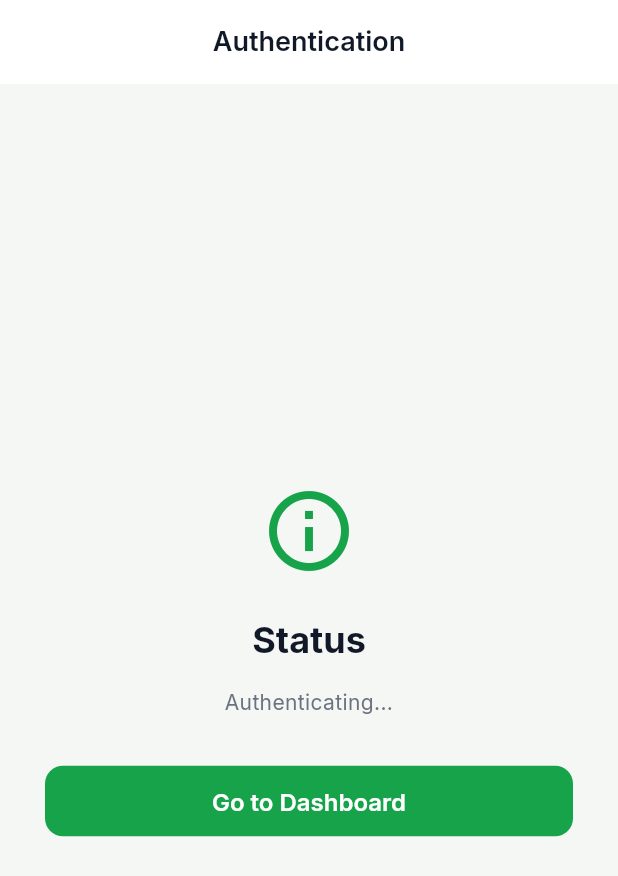
After one commit to sXenoXs/RE-HerbaScan, a Flutter app: the AuthCallbackScreen screen opened by its route, on a phone screen of 412 x 824 dp. The commit adds this screen. Shown: the top 876 px of the screen. Run offline on Flutter 3.47's test engine with Material 3 defaults, Android fonts, the phone set to English and light mode, and no system bars; our stand-ins replace app_links, cached_network_image, camera, connectivity_plus, device_preview, dio and 21 more; missing offline and left inert: add_2_calendar, dart:html, gal, tflite_flutter; accounts and stored records are empty.

Commit message:
Add graceful error handling and routing for deep link auth callbacks

```diff
--- a/lib/core/routing/app_router.dart
+++ b/lib/core/routing/app_router.dart
@@ -10,6 +10,7 @@ import 'package:herbascan/features/home/home_screen.dart';
 import 'package:herbascan/features/onboarding/onboarding_screen.dart';
 import 'package:herbascan/features/admin/admin_web_screen.dart';
 import 'package:herbascan/features/settings/settings_screen.dart';
+import 'package:herbascan/features/auth/auth_callback_screen.dart';
 
 /// Returns initial location for the app. On web, respects URL path; otherwise /.
 String _initialLocation() {
@@ -85,6 +86,10 @@ GoRouter createAppRouter(GlobalKey<NavigatorState> navigatorKey) {
         path: '/settings',
         builder: (_, __) => const SettingsScreen(),
       ),
+      GoRoute(
+        path: '/auth/callback',
+        builder: (_, state) => AuthCallbackScreen(uri: state.uri),
+      ),
     ],
   );
 }
--- a/lib/core/widgets/auth_deeplink_handler.dart
+++ b/lib/core/widgets/auth_deeplink_handler.dart
@@ -60,6 +60,11 @@ class _AuthDeepLinkHandlerState extends State<AuthDeepLinkHandler> {
     try {
       await Supabase.instance.client.auth.getSessionFromUrl(uri);
       if (!mounted) return;
+
+      final fragmentParams = Uri.splitQueryString(uri.fragment);
+      final type = fragmentParams['type'];
+
+      if (type == 'recovery') {
         WidgetsBinding.instance.addPostFrameCallback((_) {
           widget.navigatorKey.currentState?.push<void>(
             MaterialPageRoute(
@@ -67,6 +72,7 @@ class _AuthDeepLinkHandlerState extends State<AuthDeepLinkHandler> {
             ),
           );
         });
+      }
     } catch (_) {
       // Session recovery failed; user can request a new link
     }
--- /dev/null
+++ b/lib/features/auth/auth_callback_screen.dart
@@ -0,0 +1,65 @@
+import 'package:flutter/material.dart';
+import 'package:go_router/go_router.dart';
+import 'package:herbascan/core/theme/app_theme.dart';
+
+class AuthCallbackScreen extends StatelessWidget {
+  const AuthCallbackScreen({super.key, required this.uri});
+
+  final Uri uri;
+
+  @override
+  Widget build(BuildContext context) {
+    final theme = Theme.of(context);
+    final fragmentParams = Uri.splitQueryString(uri.fragment);
+
+    final message = fragmentParams['message'] ?? 'Authenticating...';
+    final error = fragmentParams['error_description'] ?? fragmentParams['error'];
+
+    final isError = error != null;
+    final displayMessage = error ?? message;
+
+    return Scaffold(
+      appBar: AppBar(title: const Text('Authentication')),
+      body: Center(
+        child: ConstrainedBox(
+          constraints: const BoxConstraints(maxWidth: 400),
+          child: Padding(
+            padding: const EdgeInsets.all(24.0),
+            child: Column(
+              mainAxisAlignment: MainAxisAlignment.center,
+              crossAxisAlignment: CrossAxisAlignment.stretch,
+              children: [
+                Icon(
+                  isError ? Icons.error_outline : Icons.info_outline,
+                  size: 64,
+                  color: isError ? AppTheme.errorDeep : AppTheme.primaryColor,
+                ),
+                const SizedBox(height: 24),
+                Text(
+                  isError ? 'Authentication Error' : 'Status',
+                  textAlign: TextAlign.center,
+                  style: theme.textTheme.headlineSmall?.copyWith(
+                    fontWeight: FontWeight.bold,
+                  ),
+                ),
+                const SizedBox(height: 16),
+                Text(
+                  displayMessage,
+                  textAlign: TextAlign.center,
+                  style: theme.textTheme.bodyMedium?.copyWith(
+                    color: AppTheme.textSecondary,
+                  ),
+                ),
+                const SizedBox(height: 32),
+                FilledButton(
+                  onPressed: () => context.go('/home'),
+                  child: const Text('Go to Dashboard'),
+                ),
+              ],
+            ),
+          ),
+        ),
+      ),
+    );
+  }
+}
```
Lines whose indentation alone changed are shown as unchanged.
